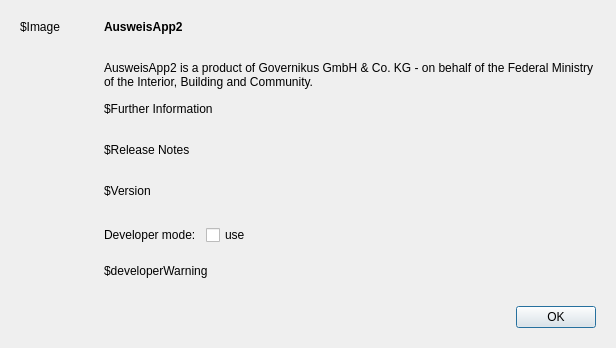
Old version of the form src/ui/widget/AboutDialog.ui in the repository Governikus/AusweisApp.
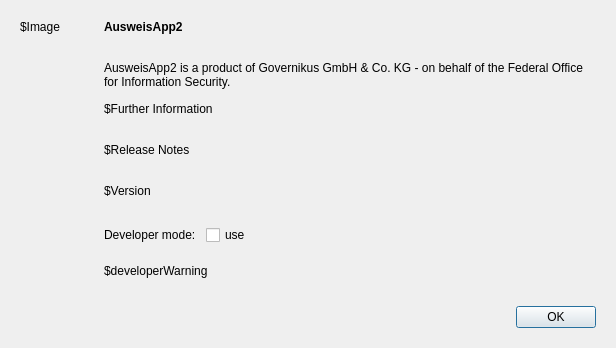
New version of the form.

The edit to the form file:
```diff
--- a/src/ui/widget/AboutDialog.ui
+++ b/src/ui/widget/AboutDialog.ui
@@ -106,7 +106,7 @@
        <item>
         <widget class="QLabel" name="DescriptionLabel">
          <property name="text">
-          <string>AusweisApp2 is a product of Governikus GmbH &amp; Co. KG - on behalf of the Federal Ministry of the Interior, Building and Community.</string>
+          <string>AusweisApp2 is a product of Governikus GmbH &amp; Co. KG - on behalf of the Federal Office for Information Security.</string>
          </property>
          <property name="alignment">
           <set>Qt::AlignLeading|Qt::AlignLeft|Qt::AlignTop</set>
```
